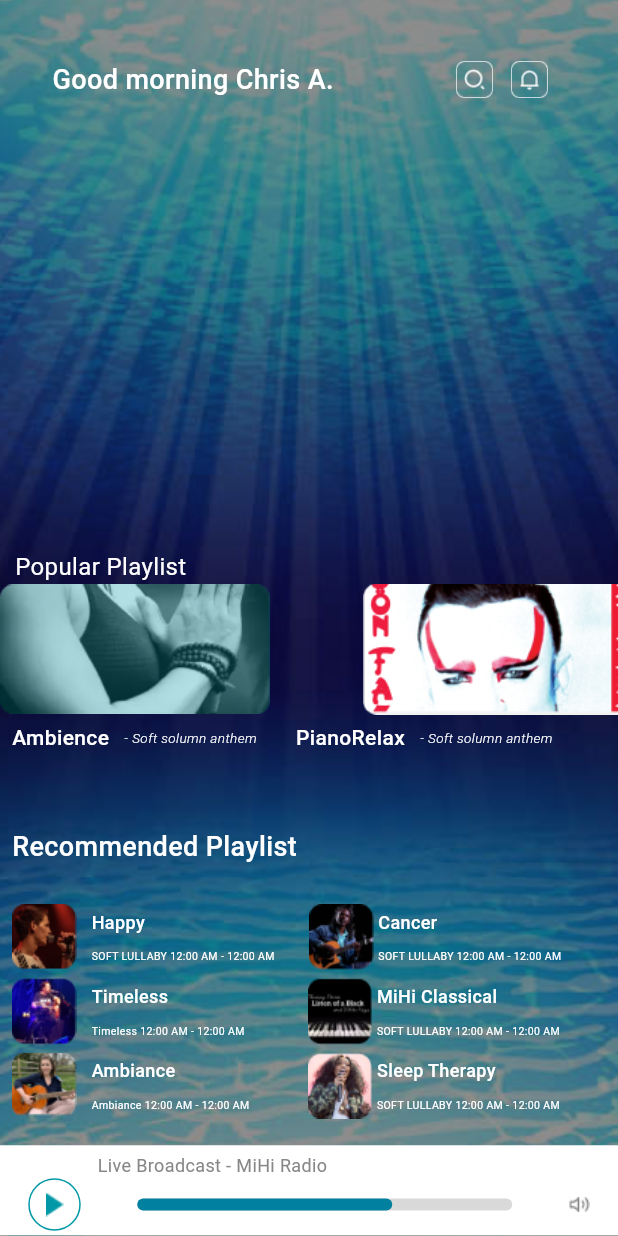
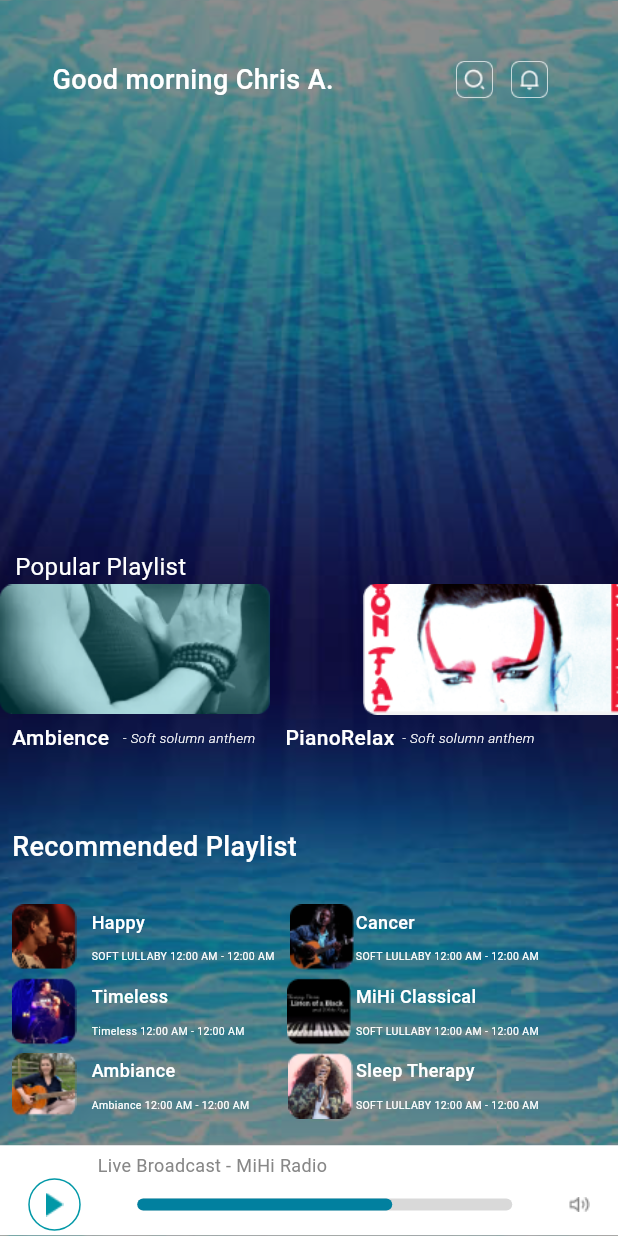
Before and after one commit to Cashkid500/mihi_app, a Flutter app: the DashboardScreen screen opened directly, on a phone screen of 412 x 824 dp. Run offline on Flutter 3.47's test engine with Material 3 defaults, Android fonts, the light colour scheme and no system bars; our stand-ins replace image_picker.

Commit message:
Made some fixes

```diff
--- a/lib/screens/dashboard/dashboard.dart
+++ b/lib/screens/dashboard/dashboard.dart
@@ -103,11 +103,11 @@ class _DashboardScreenState extends State<DashboardScreen> {
                             padding: const EdgeInsets.only(left: 8.0),
                             child: Text(MihiAppText.ambience, style: TextStyle(fontSize: 14, fontWeight: FontWeight.w500, color: whiteText),),
                           ),
-                          const SizedBox(width: 10.0),
+                          const SizedBox(width: 9.0),
                           Text(MihiAppText.soft, style: TextStyle(fontSize: 9, fontWeight: FontWeight.w300, color: whiteText, fontStyle: FontStyle.italic),),
-                          const SizedBox(width: 26.0),
+                          const SizedBox(width: 20.0),
                           Text(MihiAppText.piano, style: TextStyle(fontSize: 14, fontWeight: FontWeight.w500, color: whiteText),),
-                          const SizedBox(width: 10.0,),
+                          const SizedBox(width: 5.0,),
                           Text(MihiAppText.soft, style: TextStyle(fontSize: 9, fontWeight: FontWeight.w300, color: whiteText, fontStyle: FontStyle.italic),),
                         ],
                       ),
@@ -133,7 +133,7 @@ class _DashboardScreenState extends State<DashboardScreen> {
                               Text(MihiAppText.lullaby, style: TextStyle(fontSize: 7, fontWeight: FontWeight.w400, color: whiteText,),),
                             ],
                           ),
-                          const SizedBox(width: 15.0,),
+                          const SizedBox(width: 2.0,),
                           Row(
                             mainAxisAlignment: MainAxisAlignment.start,
                         children: [
@@ -141,7 +141,7 @@ class _DashboardScreenState extends State<DashboardScreen> {
                             padding: const EdgeInsets.only(left: 8.0),
                             child: Image(image: AssetImage(MihiAppAssetsPath.cancer),),
                           ),
-                          const SizedBox(width: 3.0,),
+                          const SizedBox(width: 1.0,),
                           Column(
                             crossAxisAlignment: CrossAxisAlignment.start,
                             children: [
@@ -171,7 +171,7 @@ class _DashboardScreenState extends State<DashboardScreen> {
                               Text(MihiAppText.timelessTime, style: TextStyle(fontSize: 7, fontWeight: FontWeight.w400, color: whiteText,),),
                             ],
                           ),
-                          const SizedBox(width: 34.0,),
+                          const SizedBox(width: 20.0,),
                           Row(
                             mainAxisAlignment: MainAxisAlignment.start,
                         children: [
@@ -209,7 +209,7 @@ class _DashboardScreenState extends State<DashboardScreen> {
                               Text(MihiAppText.ambianceTime, style: TextStyle(fontSize: 7, fontWeight: FontWeight.w400, color: whiteText,),),
                             ],
                           ),
-                          const SizedBox(width: 31.0,),
+                          const SizedBox(width: 18.0,),
                           Row(
                             mainAxisAlignment: MainAxisAlignment.start,
                         children: [
@@ -217,7 +217,7 @@ class _DashboardScreenState extends State<DashboardScreen> {
                             padding: const EdgeInsets.only(left: 8.0),
                             child: Image(image: AssetImage(MihiAppAssetsPath.femaleSinger),),
                           ),
-                          const SizedBox(width: 3.0,),
+                          const SizedBox(width: 2.0,),
                           Column(
                             crossAxisAlignment: CrossAxisAlignment.start,
                             children: [
--- a/lib/screens/personalized/personalized.dart
+++ b/lib/screens/personalized/personalized.dart
@@ -165,6 +165,7 @@ class _PersonalizedScreenState extends State<PersonalizedScreen> {
                                         ],
                                           ),
                                  ),
+                                 const SizedBox(height: 10.0),
                             ],
                           ),
                          ),
--- a/lib/screens/personalized/personalized2.dart
+++ b/lib/screens/personalized/personalized2.dart
@@ -116,7 +116,7 @@ class _Personalized2ScreenState extends State<Personalized2Screen> {
                     const SizedBox(height: 20.0),
                     Container(
                       width: 300,
-                      height: 160,
+                      // height: 160,
                       decoration: BoxDecoration(
                         borderRadius: BorderRadius.circular(30),
                         border: Border.all(
@@ -155,7 +155,7 @@ class _Personalized2ScreenState extends State<Personalized2Screen> {
                     const SizedBox(height: 20.0),
                     Container(
                       width: 300,
-                      height: 160,
+                      // height: 160,
                       decoration: BoxDecoration(
                         borderRadius: BorderRadius.circular(30),
                         border: Border.all(
```
